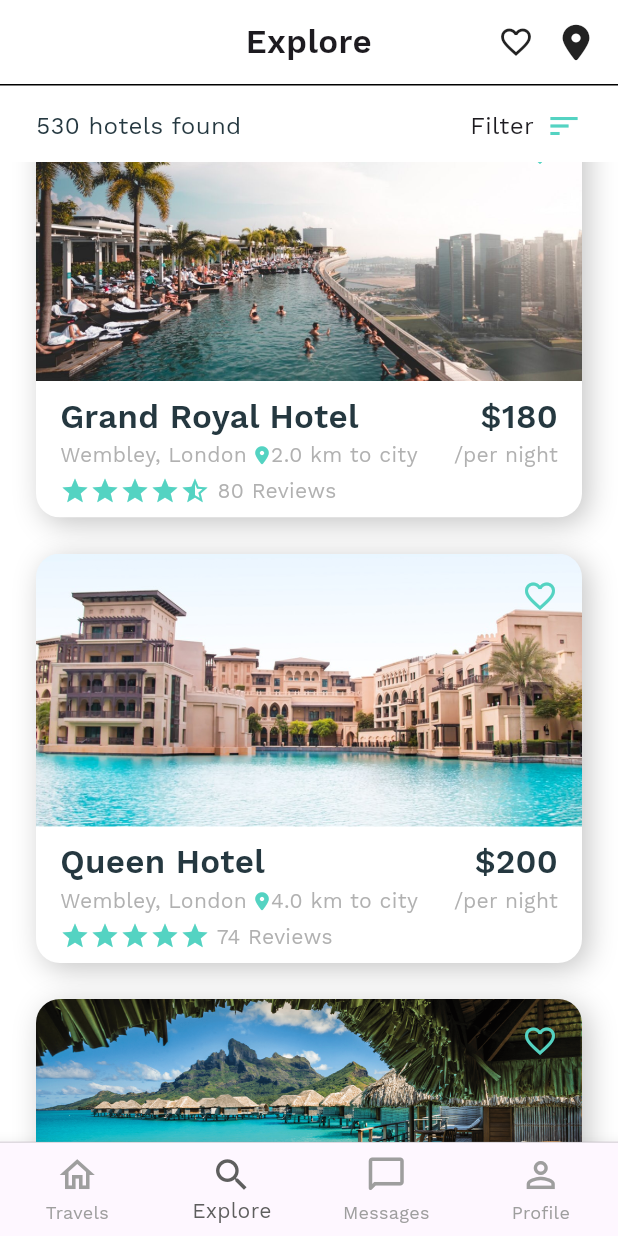
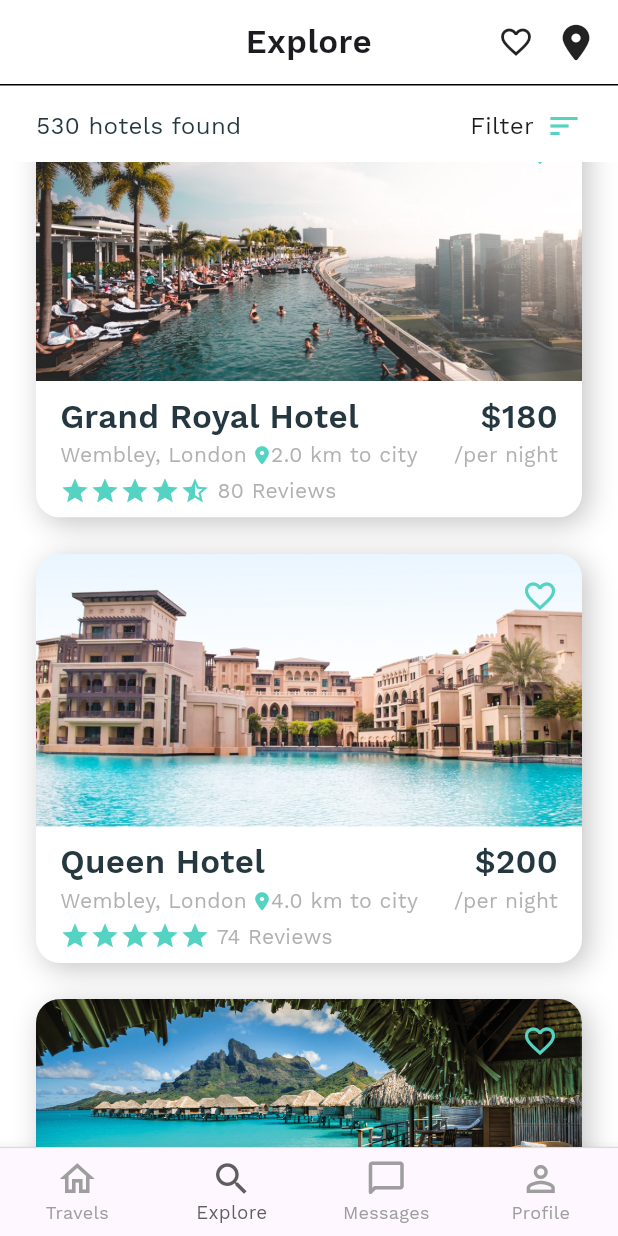
Before and after one commit to jdalgali/TravelCompanionFinder, a Flutter app: the screen it shows after launch, scrolled down 218 dp, on a phone screen of 412 x 824 dp. Run offline on Flutter 3.47's test engine with Material 3 defaults, Android fonts, the phone set to English and light mode, and no system bars; our stand-ins replace font_awesome_flutter.

Commit message:
added font size change selected label

```diff
--- a/lib/bottom_bar.dart
+++ b/lib/bottom_bar.dart
@@ -56,6 +56,10 @@ class _BottomBarState extends State<BottomBar> {
             elevation: 10,
             showSelectedLabels: true,
             showUnselectedLabels: true,
+            selectedLabelStyle: const TextStyle(
+              fontSize: 12.5, // Set your desired font size here
+              //fontWeight: FontWeight.bold, // Optional: Adjust font weight
+            ),
             selectedItemColor: AppTheme.selectedItemColor,
             unselectedItemColor: AppTheme.unselectedItemColor,
             items: const [
```
